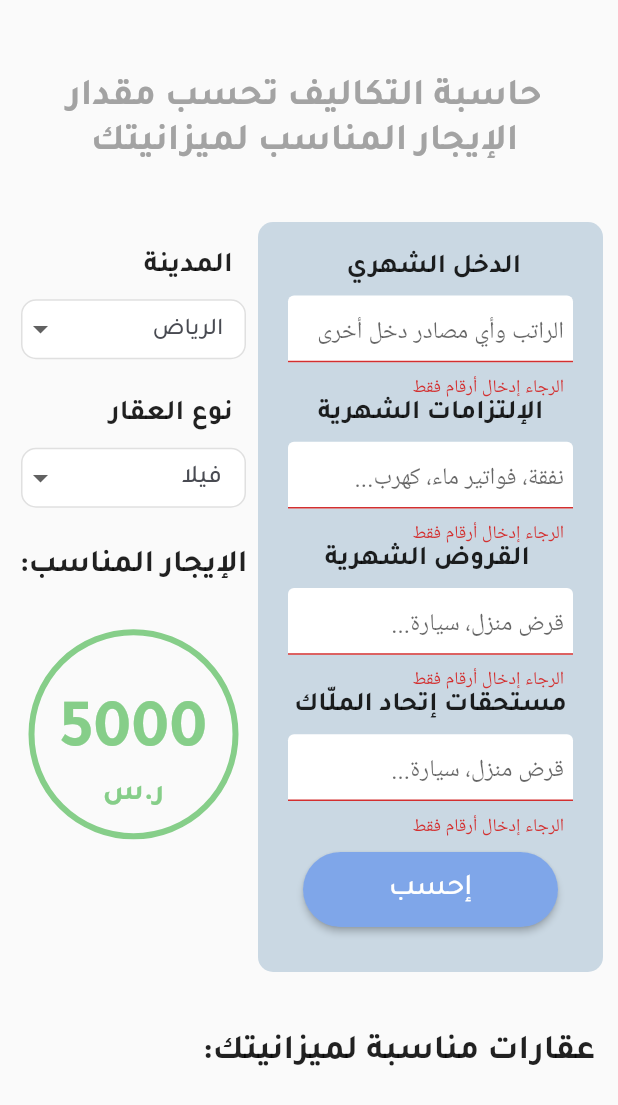
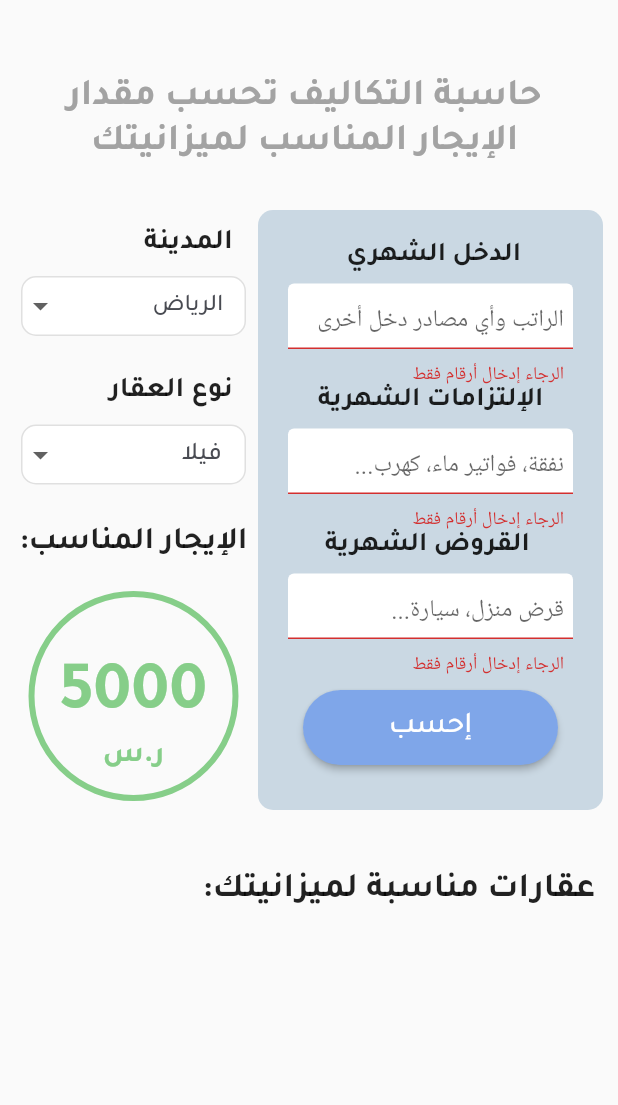
Before and after one commit to khloudaldughaim/2022-GP1-17, a Flutter app: the afforCalcForm screen opened directly, after a tap on "إحسب", on a phone screen of 412 x 824 dp. Shown: the top 1105 px of the screen. Run offline on Flutter 3.47's test engine with Material 2 defaults, Android fonts, the phone set to English and light mode, and no system bars; our stand-ins replace cached_network_image, cloud_firestore, csc_picker, date_time_picker, firebase_auth, firebase_core and 11 more; missing offline and left inert: booking_calendar, cloud_firestore_web, firebase_core_web, flutter_app_badger, label_marker, search_map_place_updated; accounts and stored records are empty; project files that could hold a hidden picture were left out.

Commit message:
Update affordCalculator.dart
شلت اتحاد الملاك

```diff
--- a/lib/pages/affordCalculator.dart
+++ b/lib/pages/affordCalculator.dart
@@ -172,14 +172,14 @@ class afforCalcFormState extends State<afforCalcForm> {
                                         ),
                                       )),
                                   Container(
-                                    margin: const EdgeInsets.all(19),
+                                    margin: const EdgeInsets.all(15),
                                   ),
                                   Row(
                                     children: [
                                       Container(
                                           //calculator
                                           alignment: Alignment.topRight,
-                                          height: 500,
+                                          height: 400,
                                           width: 230,
                                           decoration: BoxDecoration(
                                               color: Color.fromARGB(
@@ -374,67 +374,6 @@ class afforCalcFormState extends State<afforCalcForm> {
                                                                 return null;
                                                               },
                                                             ),
-                                                          ))), //home assosiation
-                                                  Text(
-                                                    'مستحقات إتحاد الملّاك',
-                                                    style: TextStyle(
-                                                      fontSize: 18.0,
-                                                      fontFamily: "Tajawal-b",
-                                                    ),
-                                                  ),
-                                                  SizedBox(
-                                                    height: 7,
-                                                  ),
-                                                  Expanded(
-                                                      child: Padding(
-                                                          padding:
-                                                              EdgeInsets.all(0),
-                                                          child: Directionality(
-                                                            textDirection:
-                                                                TextDirection
-                                                                    .rtl,
-                                                            child:
-                                                                TextFormField(
-                                                              controller: loans,
-                                                              autovalidateMode:
-                                                                  AutovalidateMode
-                                                                      .onUserInteraction,
-                                                              decoration:
-                                                                  InputDecoration(
-                                                                hintText:
-                                                                    'قرض منزل، سيارة...',
-                                                                filled: true,
-                                                                fillColor:
-                                                                    Colors
-                                                                        .white,
-                                                                contentPadding:
-                                                                    EdgeInsets
-                                                                        .all(6),
-                                                                enabledBorder:
-                                                                    OutlineInputBorder(
-                                                                  borderRadius:
-                                                                      BorderRadius
-                                                                          .circular(
-                                                                              8),
-                                                                  borderSide:
-                                                                      const BorderSide(
-                                                                    color: Colors
-                                                                        .grey,
-                                                                    width: 0.0,
-                                                                  ),
-                                                                ),
-                                                              ),
-                                                              validator:
-                                                                  (value) {
-                                                                if (!RegExp(
-                                                                        r'[0-9]')
-                                                                    .hasMatch(
-                                                                        value!)) {
-                                                                  return 'الرجاء إدخال أرقام فقط';
-                                                                }
-                                                                return null;
-                                                              },
-                                                            ),
                                                           ))),
                                                   //submit button
                                                   SizedBox(
@@ -494,7 +433,7 @@ class afforCalcFormState extends State<afforCalcForm> {
                                               ))),
                                       Container(
                                         margin: const EdgeInsets.only(
-                                            bottom: 70, right: 7),
+                                            top: 5, right: 7),
                                         child: Column(
                                           children: [
                                             //city
@@ -746,7 +685,7 @@ class afforCalcFormState extends State<afforCalcForm> {
                                                         TextDirection.rtl),
                                                 Container(
                                                   margin:
-                                                      const EdgeInsets.all(15),
+                                                      const EdgeInsets.all(10),
                                                 ),
                                                 Container(
                                                     height: 140,
```
